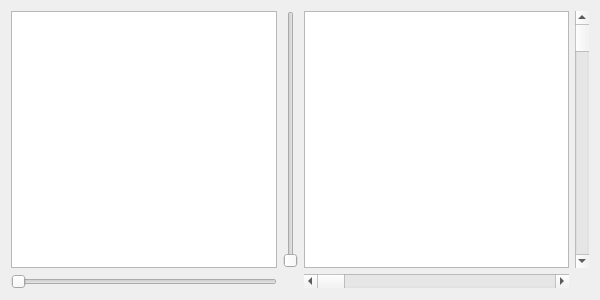
Before: the Qt Designer form subpanel/vehicleStatus/vehicleStatusWindow.ui in AeroQuad/AeroQuadConfiguratorPyQt, drawn with Qt 5.
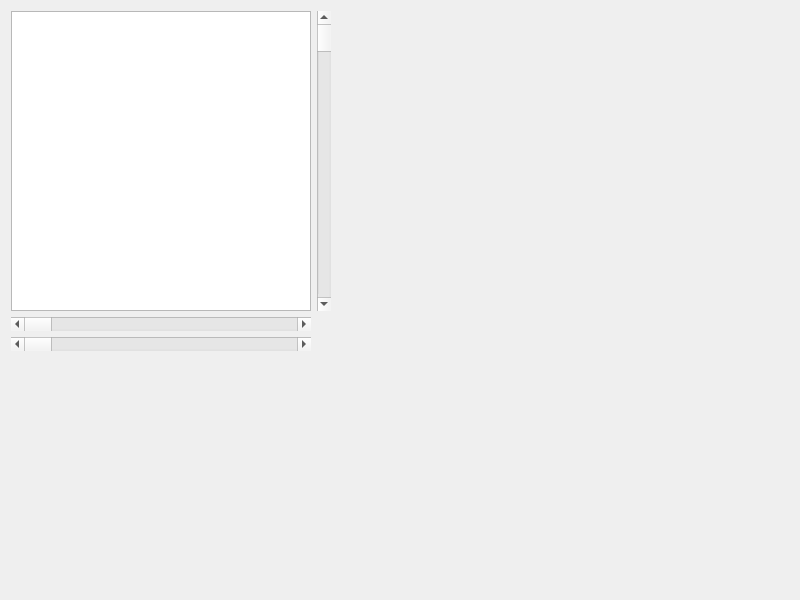
After: the same form once the commit is applied. Custom widgets are drawn as their Qt base class.

Commit message: added artificial horizon to vehicle status subpanel

Diff of the .ui file:
```diff
--- a/subpanel/vehicleStatus/vehicleStatusWindow.ui
+++ b/subpanel/vehicleStatus/vehicleStatusWindow.ui
@@ -6,74 +6,156 @@
    <rect>
     <x>0</x>
     <y>0</y>
-    <width>600</width>
-    <height>300</height>
+    <width>800</width>
+    <height>600</height>
    </rect>
   </property>
   <property name="windowTitle">
    <string>Form</string>
   </property>
   <layout class="QGridLayout" name="gridLayout">
+   <item row="3" column="2">
+    <spacer name="horizontalSpacer">
+     <property name="orientation">
+      <enum>Qt::Horizontal</enum>
+     </property>
+     <property name="sizeHint" stdset="0">
+      <size>
+       <width>40</width>
+       <height>20</height>
+      </size>
+     </property>
+    </spacer>
+   </item>
+   <item row="3" column="4">
+    <spacer name="horizontalSpacer_8">
+     <property name="orientation">
+      <enum>Qt::Horizontal</enum>
+     </property>
+     <property name="sizeHint" stdset="0">
+      <size>
+       <width>40</width>
+       <height>20</height>
+      </size>
+     </property>
+    </spacer>
+   </item>
    <item row="0" column="3">
-    <widget class="QScrollBar" name="verticalScrollBar">
+    <spacer name="horizontalSpacer_10">
      <property name="orientation">
-      <enum>Qt::Vertical</enum>
+      <enum>Qt::Horizontal</enum>
      </property>
-    </widget>
+     <property name="sizeHint" stdset="0">
+      <size>
+       <width>40</width>
+       <height>20</height>
+      </size>
+     </property>
+    </spacer>
+   </item>
+   <item row="0" column="4">
+    <spacer name="horizontalSpacer_5">
+     <property name="orientation">
+      <enum>Qt::Horizontal</enum>
+     </property>
+     <property name="sizeHint" stdset="0">
+      <size>
+       <width>40</width>
+       <height>20</height>
+      </size>
+     </property>
+    </spacer>
+   </item>
+   <item row="3" column="3">
+    <spacer name="horizontalSpacer_11">
+     <property name="orientation">
+      <enum>Qt::Horizontal</enum>
+     </property>
+     <property name="sizeHint" stdset="0">
+      <size>
+       <width>40</width>
+       <height>20</height>
+      </size>
+     </property>
+    </spacer>
    </item>
    <item row="0" column="0">
-    <widget class="PlotWidget" name="plotView">
-     <property name="frameShape">
-      <enum>QFrame::StyledPanel</enum>
+    <widget class="QGraphicsView" name="artificialHorizon">
+     <property name="sizePolicy">
+      <sizepolicy hsizetype="Fixed" vsizetype="Fixed">
+       <horstretch>0</horstretch>
+       <verstretch>0</verstretch>
+      </sizepolicy>
      </property>
-     <property name="frameShadow">
-      <enum>QFrame::Plain</enum>
+     <property name="minimumSize">
+      <size>
+       <width>300</width>
+       <height>300</height>
+      </size>
      </property>
-    </widget>
-   </item>
-   <item row="1" column="0">
-    <widget class="QSlider" name="horizontalSlider">
-     <property name="orientation">
-      <enum>Qt::Horizontal</enum>
+     <property name="maximumSize">
+      <size>
+       <width>300</width>
+       <height>300</height>
+      </size>
      </property>
-    </widget>
-   </item>
-   <item row="1" column="2">
-    <widget class="QScrollBar" name="horizontalScrollBar">
-     <property name="orientation">
-      <enum>Qt::Horizontal</enum>
-     </property>
-    </widget>
-   </item>
-   <item row="0" column="2">
-    <widget class="QGraphicsView" name="graphicsView">
      <property name="verticalScrollBarPolicy">
       <enum>Qt::ScrollBarAlwaysOff</enum>
      </property>
      <property name="horizontalScrollBarPolicy">
       <enum>Qt::ScrollBarAlwaysOff</enum>
      </property>
-     <property name="resizeAnchor">
-      <enum>QGraphicsView::AnchorViewCenter</enum>
+    </widget>
+   </item>
+   <item row="0" column="2">
+    <spacer name="horizontalSpacer_2">
+     <property name="orientation">
+      <enum>Qt::Horizontal</enum>
+     </property>
+     <property name="sizeHint" stdset="0">
+      <size>
+       <width>40</width>
+       <height>20</height>
+      </size>
+     </property>
+    </spacer>
+   </item>
+   <item row="3" column="0">
+    <spacer name="verticalSpacer">
+     <property name="orientation">
+      <enum>Qt::Vertical</enum>
+     </property>
+     <property name="sizeHint" stdset="0">
+      <size>
+       <width>20</width>
+       <height>40</height>
+      </size>
+     </property>
+    </spacer>
+   </item>
+   <item row="1" column="0">
+    <widget class="QScrollBar" name="horizontalScrollBar">
+     <property name="orientation">
+      <enum>Qt::Horizontal</enum>
      </property>
     </widget>
    </item>
    <item row="0" column="1">
-    <widget class="QSlider" name="verticalSlider">
+    <widget class="QScrollBar" name="verticalScrollBar">
      <property name="orientation">
       <enum>Qt::Vertical</enum>
      </property>
     </widget>
    </item>
+   <item row="2" column="0">
+    <widget class="QScrollBar" name="horizontalScrollBarCompass">
+     <property name="orientation">
+      <enum>Qt::Horizontal</enum>
+     </property>
+    </widget>
+   </item>
   </layout>
  </widget>
- <customwidgets>
-  <customwidget>
-   <class>PlotWidget</class>
-   <extends>QGraphicsView</extends>
-   <header>pyqtgraph</header>
-  </customwidget>
- </customwidgets>
  <resources/>
  <connections/>
 </ui>
```
The commit also changes 7 other files.
